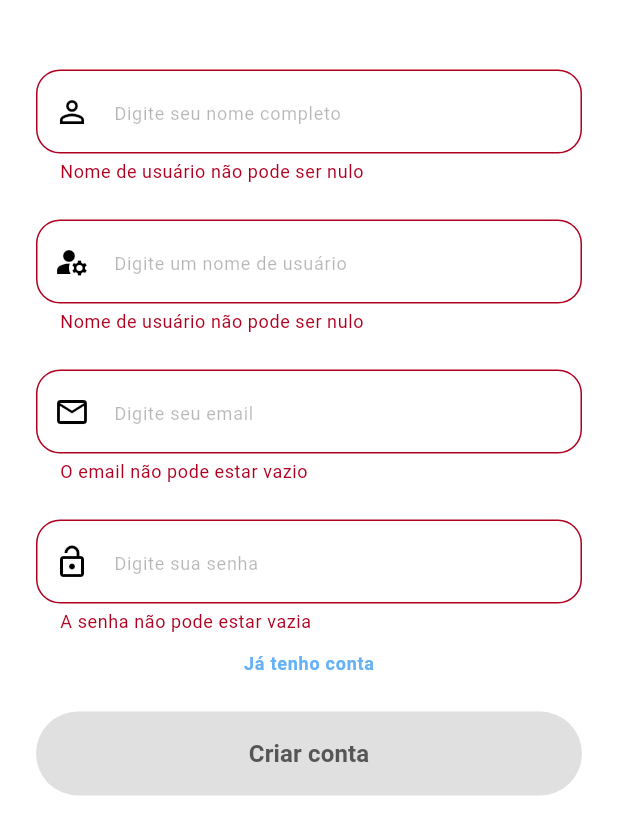
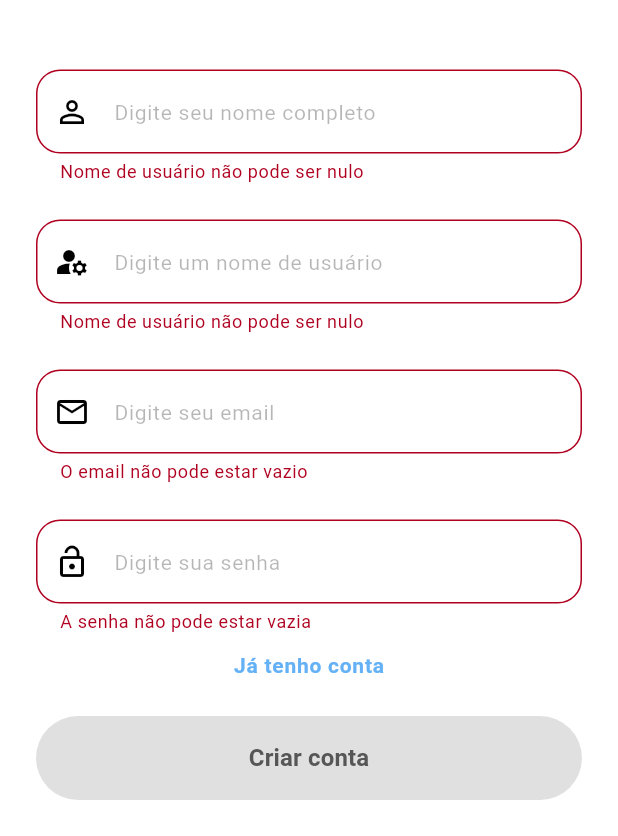
Before and after one commit to Davidemanoel7/mypass-app-fl, a Flutter app: the SignUpView screen opened by its route, on a phone screen of 412 x 824 dp. Shown: the part 397-1233 px from the top of the screen. Run offline on Flutter 3.47's test engine with Material 3 defaults, Android fonts, the phone set to English and light mode, and no system bars; our stand-ins replace flutter_native_splash, get, shared_preferences; missing offline and left inert: dart_jsonwebtoken; accounts and stored records are empty; Roboto replaces fonts that are missing (Nunito).

Commit message:
update kLabelLarge font size

```diff
--- a/lib/utils/themes.dart
+++ b/lib/utils/themes.dart
@@ -35,19 +35,19 @@ class MyPassFonts {
       Theme.of(context)
           .textTheme
           .labelLarge
-          ?.copyWith(fontWeight: fontWeight, fontSize: 16, color: color);
+          ?.copyWith(fontWeight: fontWeight, fontSize: 18, color: color);
 
   TextStyle? kLabelMedium(BuildContext context,
           {Color color = MyPassColors.black1B, FontWeight fontWeight = FontWeight.normal}) =>
       Theme.of(context)
           .textTheme
           .labelMedium
-          ?.copyWith(fontWeight: fontWeight, fontSize: 14, color: color);
+          ?.copyWith(fontWeight: fontWeight, fontSize: 16, color: color);
 
   TextStyle? kLabelSmall(BuildContext context,
           {Color color = MyPassColors.greyDarker, FontWeight fontWeight = FontWeight.normal}) =>
       Theme.of(context)
           .textTheme
           .labelMedium
-          ?.copyWith(fontWeight: fontWeight, fontSize: 12, color: color);
+          ?.copyWith(fontWeight: fontWeight, fontSize: 14, color: color);
 }
```
